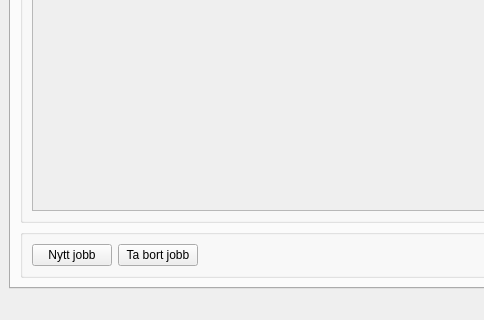
The window that gui/faktureramera.ui (jonasH/faktureramera) describes before a commit, drawn with Qt 5; both pictures show x 0 to 484 and y 340 to 660 of the 800 by 660 pixel window.
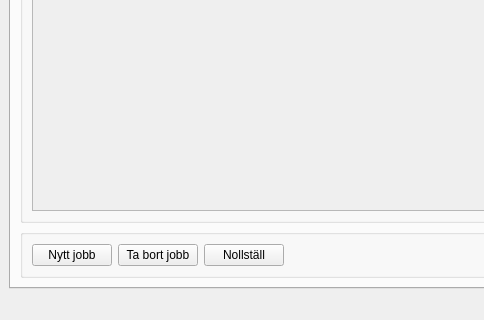
The same window after the commit. The open tabs and pages were chosen to show the change.

```diff
--- a/gui/faktureramera.ui
+++ b/gui/faktureramera.ui
@@ -192,6 +192,13 @@
              </property>
             </widget>
            </item>
+           <item>
+            <widget class="QPushButton" name="zeroButton">
+             <property name="text">
+              <string>Nollställ</string>
+             </property>
+            </widget>
+           </item>
            <item>
             <spacer name="horizontalSpacer_2">
              <property name="orientation">
```
Left out of the diff: 2 changed lines with no effect on the pictures.
